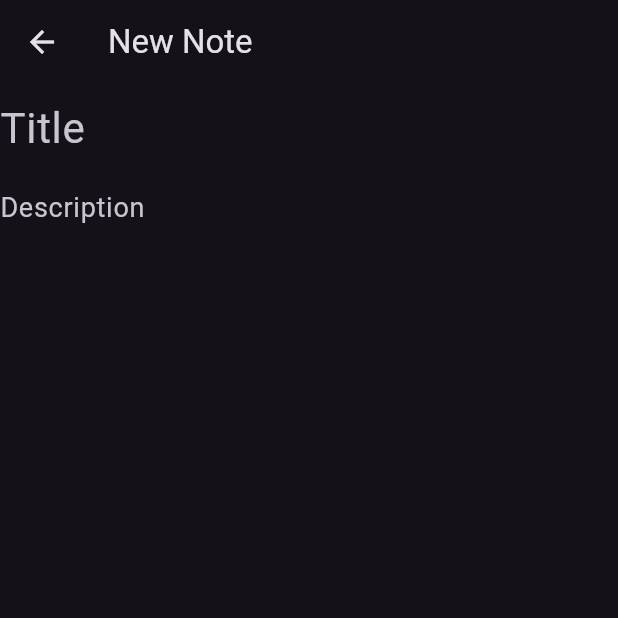
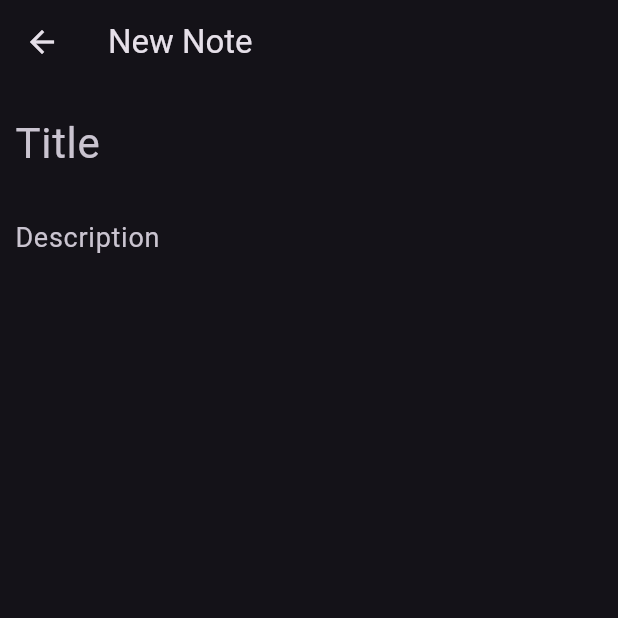
Before and after one commit to ej0x/notesapp, a Flutter app: the CreateNote screen opened directly, on a phone screen of 412 x 824 dp, the top half of it. Run offline on Flutter 3.47's test engine with Material 2 defaults, Android fonts, the phone set to English and light mode, and no system bars.

Commit message:
padding added

```diff
--- a/lib/screens/create_note.dart
+++ b/lib/screens/create_note.dart
@@ -14,7 +14,9 @@ class _CreateNoteState extends State<CreateNote> {
       appBar: AppBar(
         title: const Text("New Note"),
       ),
-      body: Column(
+      body: Padding(
+        padding: const EdgeInsets.all(10.0),
+        child: Column(
           children: [
             TextFormField(
               style: const TextStyle(
@@ -24,6 +26,9 @@ class _CreateNoteState extends State<CreateNote> {
                 border: InputBorder.none,
                 hintText: "Title",
               ),
+            ),
+            const SizedBox(
+              height: 10,
             ),
             TextFormField(
               style: const TextStyle(
@@ -36,6 +41,7 @@ class _CreateNoteState extends State<CreateNote> {
             ),
           ],
         ),
+      ),
     );
   }
 }
```
Lines whose indentation alone changed are shown as unchanged.
